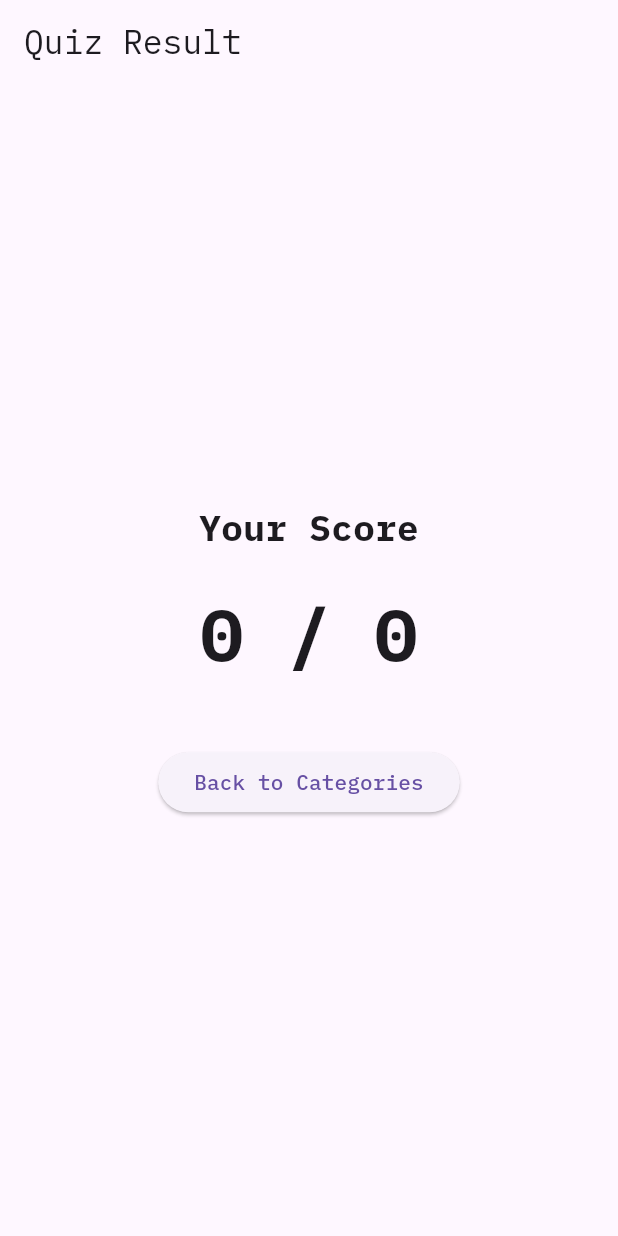
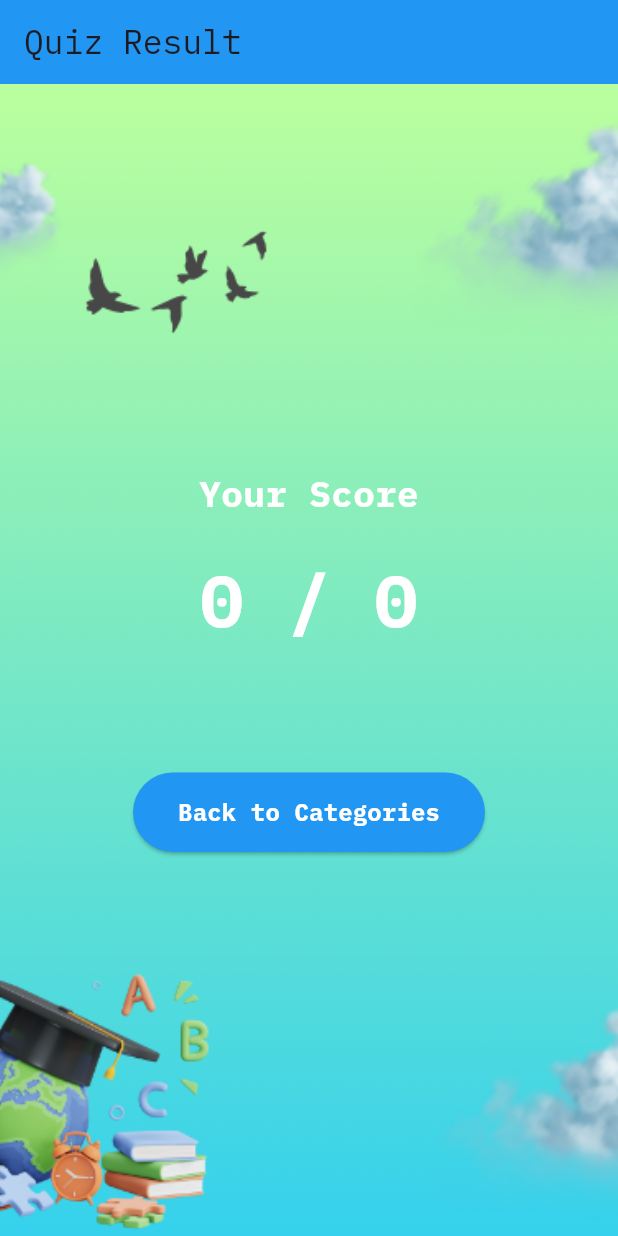
Before and after one commit to OumarLAM/quizz-app, a Flutter app: the ScoreView screen opened directly with empty values, on a phone screen of 412 x 824 dp. Run offline on Flutter 3.47's test engine with Material 3 defaults, Android fonts, the phone set to English and light mode, and no system bars.

```diff
--- a/lib/screens/detailed_view.dart
+++ b/lib/screens/detailed_view.dart
@@ -198,8 +198,7 @@ class _DetailedViewState extends State<DetailedView>
                       child: Text(
                         _feedbackText,
                         style: TextStyle(
-                          fontSize: 120,
-                          fontWeight: FontWeight.bold,
+                          fontSize: 100,
                           color: _feedbackText == 'BIIIM'
                               ? Colors.green
                               : Colors.red,
--- a/lib/screens/score_view.dart
+++ b/lib/screens/score_view.dart
@@ -12,32 +12,49 @@ class ScoreView extends StatelessWidget {
     return Scaffold(
       appBar: AppBar(
         title: const Text('Quiz Result'),
+        backgroundColor: Colors.blue,
       ),
-      body: Center(
+      body: Container(
+        decoration: BoxDecoration(
+          image: DecorationImage(
+            image: AssetImage('assets/images/background.png'),
+            fit: BoxFit.cover,
+          ),
+        ),
+        child: Center(
           child: Column(
             mainAxisAlignment: MainAxisAlignment.center,
             children: [
               const Text(
                 'Your Score',
-              style: TextStyle(fontSize: 24, fontWeight: FontWeight.bold),
+                style: TextStyle(fontSize: 24, fontWeight: FontWeight.bold, color: Colors.white),
               ),
               const SizedBox(height: 20),
               Text(
                 '$score / $totalQuestions',
-              style: const TextStyle(fontSize: 48, fontWeight: FontWeight.bold),
+                style: const TextStyle(fontSize: 48, fontWeight: FontWeight.bold, color: Colors.white),
               ),
-            const SizedBox(height: 40),
+              const SizedBox(height: 80),
               ElevatedButton(
                 onPressed: () {
                   Navigator.pushAndRemoveUntil(
                     context,
                     MaterialPageRoute(builder: (context) => CategoriesPage()),
-                  (route) => false,
+                    (Route<dynamic> route) => false,
                   );
                 },
-              child: const Text('Back to Categories'),
+                style: ElevatedButton.styleFrom(
+                  backgroundColor: Colors.blue,
+                  foregroundColor: Colors.white,
+                  padding: EdgeInsets.symmetric(horizontal: 30, vertical: 15),
+                  shape: RoundedRectangleBorder(
+                    borderRadius: BorderRadius.circular(30),
+                  ),
+                ),
+                child: const Text('Back to Categories', style: TextStyle(fontWeight: FontWeight.bold, fontSize: 16)),
               ),
             ],
+          ),
         ),
       ),
     );
```
Also changed, not shown: lib/data/quiz_data.dart (+61 -25 lines). Lines whose indentation alone changed are shown as unchanged.
